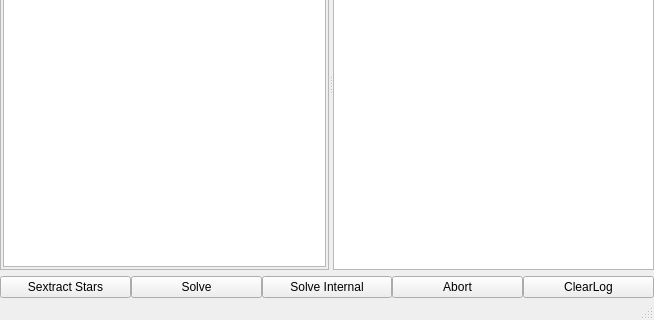
rlancaste/stellarsolver, file mainwindow.ui: the form before one commit; both pictures show x 0 to 654 and y 150 to 470 of the 654 by 470 pixel window.
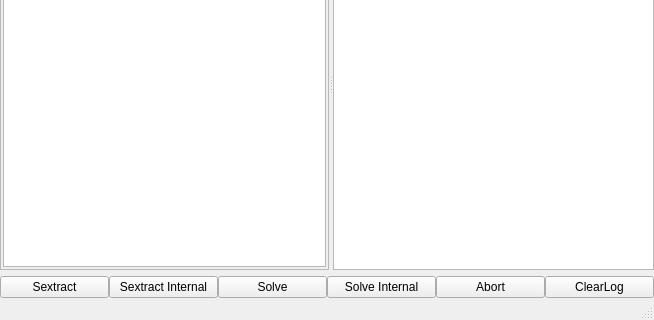
The form after the commit.

Commit message: Adding SEP for internal sextraction and making refinements

```diff
--- a/mainwindow.ui
+++ b/mainwindow.ui
@@ -188,7 +188,14 @@
       <item>
        <widget class="QPushButton" name="SextractStars">
         <property name="text">
-         <string>Sextract Stars</string>
+         <string>Sextract</string>
+        </property>
+       </widget>
+      </item>
+      <item>
+       <widget class="QPushButton" name="InnerSextract">
+        <property name="text">
+         <string>Sextract Internal</string>
         </property>
        </widget>
       </item>
```
The commit also changes 21 other files.
